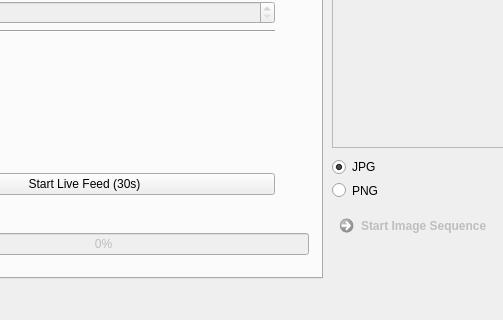
This is _ui/ABCD.ui in CoSE-Jerry/ABCD as Qt 5 draws it before an edit; both pictures show x 148 to 651 and y 172 to 492 of the 800 by 492 pixel window. The edited form follows.
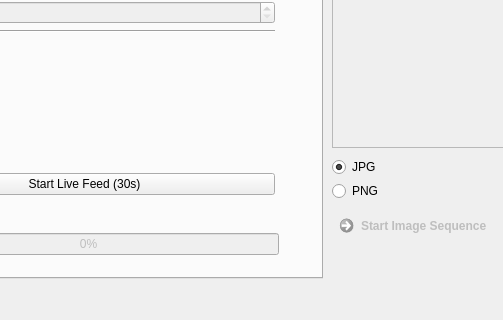
This is the edited form. Icons and pictures are not drawn.

The edit to the form file:
```diff
--- a/_ui/ABCD.ui
+++ b/_ui/ABCD.ui
@@ -52,7 +52,7 @@
       <x>480</x>
       <y>330</y>
       <width>91</width>
-      <height>41</height>
+      <height>42</height>
      </rect>
     </property>
     <layout class="QVBoxLayout" name="verticalLayout_4">
@@ -200,7 +200,7 @@
        <rect>
         <x>14</x>
         <y>330</y>
-        <width>411</width>
+        <width>381</width>
         <height>51</height>
        </rect>
       </property>
```
Left out of the diff: 2 changed lines with no effect on the pictures.
